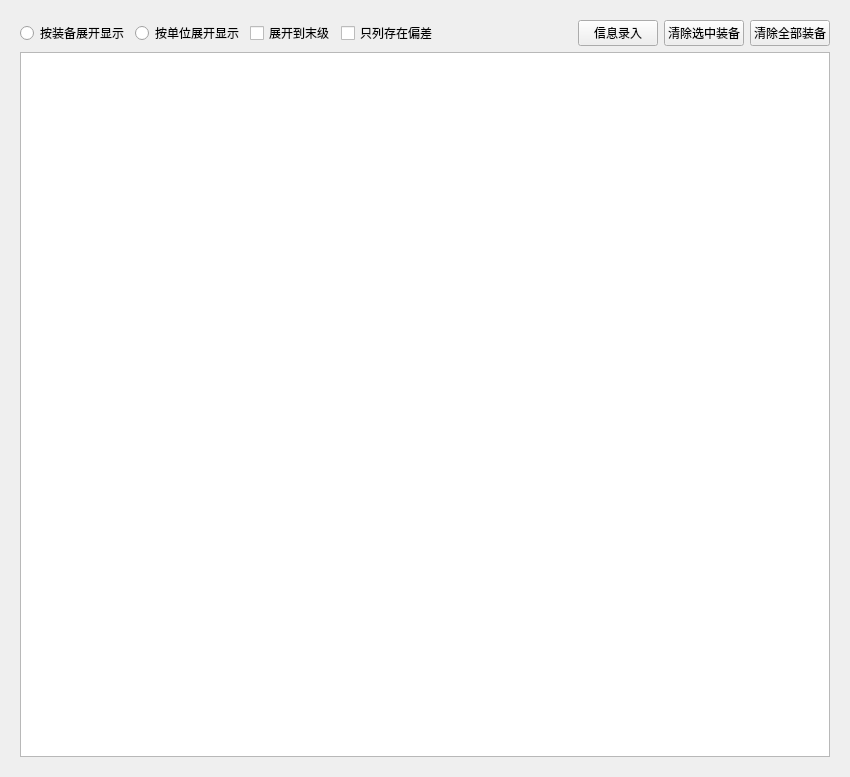
Qt form widgets/inquiry_result.ui (Belos10/Equip) before a commit.
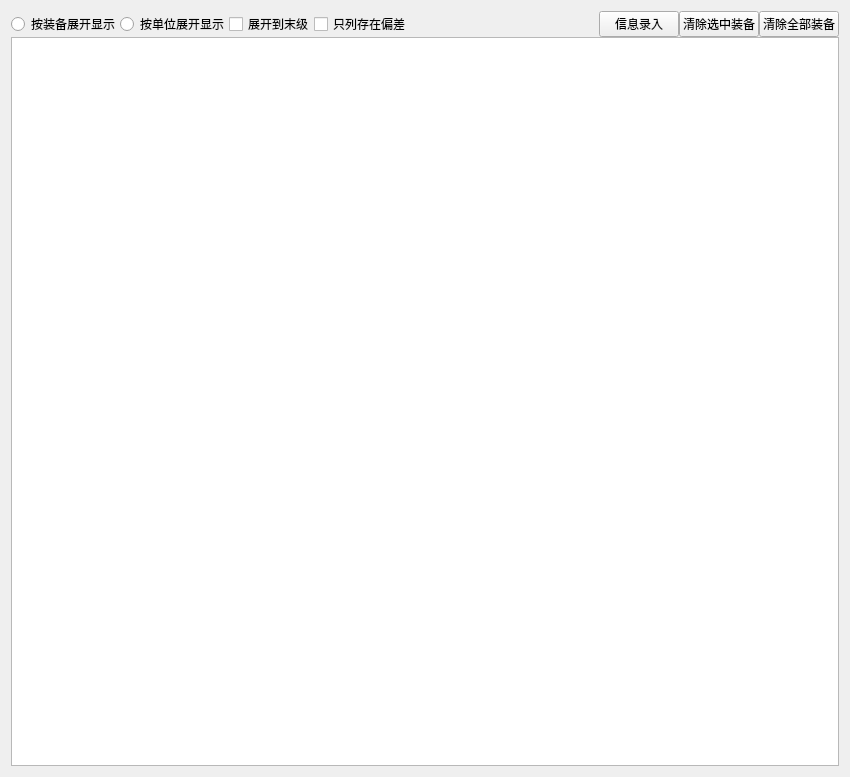
The same form after that commit.

What changed in the file:
```diff
--- a/widgets/inquiry_result.ui
+++ b/widgets/inquiry_result.ui
@@ -17,8 +17,26 @@
    <item>
     <widget class="QWidget" name="widget" native="true">
      <layout class="QVBoxLayout" name="verticalLayout_2">
+      <property name="spacing">
+       <number>0</number>
+      </property>
+      <property name="leftMargin">
+       <number>0</number>
+      </property>
+      <property name="topMargin">
+       <number>0</number>
+      </property>
+      <property name="rightMargin">
+       <number>0</number>
+      </property>
+      <property name="bottomMargin">
+       <number>0</number>
+      </property>
       <item>
        <layout class="QHBoxLayout" name="horizontalLayout_2">
+        <property name="spacing">
+         <number>0</number>
+        </property>
         <item>
          <widget class="QRadioButton" name="rb_equipShow">
           <property name="text">
```
